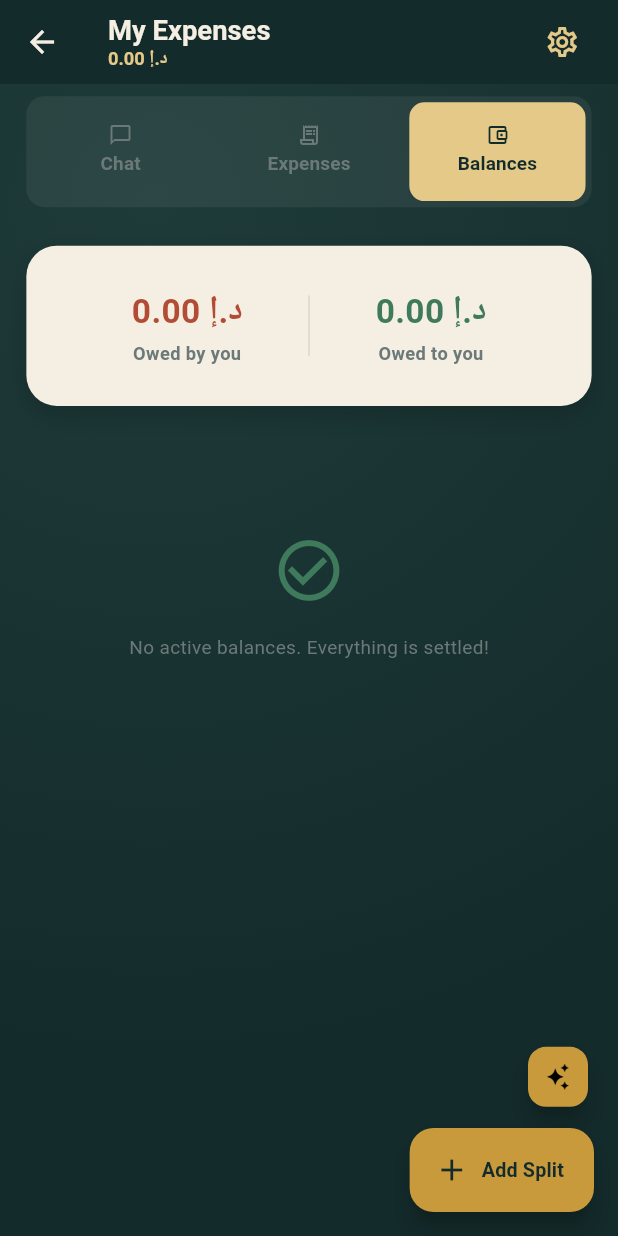
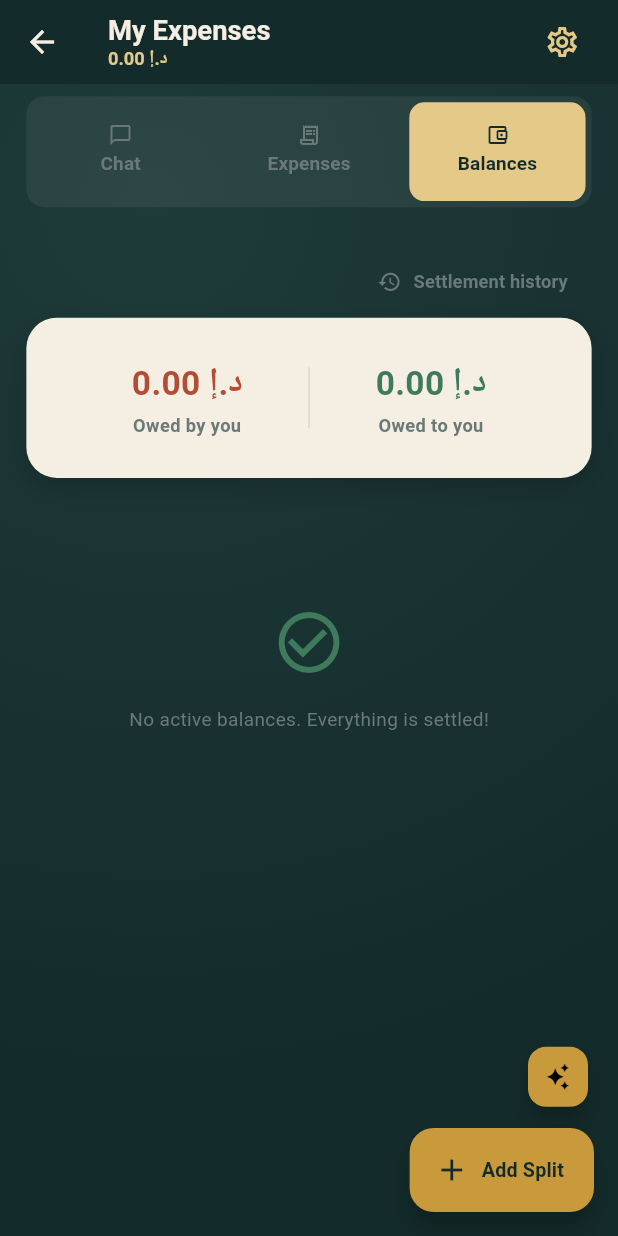
Before and after one commit to Tamil2612/nus_nus, a Flutter app: the GroupDetailScreen screen opened directly, tab 3 chosen, on a phone screen of 412 x 824 dp. Run offline on Flutter 3.47's test engine with Material 3 defaults, Android fonts, the phone set to English and light mode, and no system bars; our stand-ins replace cloud_firestore, cloud_functions, firebase_auth, firebase_core, firebase_messaging, firebase_storage and 2 more; accounts and stored records are empty.

Commit message:
Add settlement history entry point to Balances

```diff
--- a/lib/widgets/balances_tab.dart
+++ b/lib/widgets/balances_tab.dart
@@ -8,6 +8,7 @@ import '../theme/app_theme.dart';
 import '../utils/currency_formatter.dart';
 import 'common_atoms.dart';
 import 'app_loading_overlay.dart';
+import 'settlement_history_sheet.dart';
 
 class BalancesTab extends StatelessWidget {
   const BalancesTab({super.key});
@@ -113,6 +114,18 @@ class BalancesTab extends StatelessWidget {
             child: Column(
               crossAxisAlignment: CrossAxisAlignment.start,
               children: [
+                Align(
+                  alignment: Alignment.centerRight,
+                  child: TextButton.icon(
+                    onPressed: () => SettlementHistorySheet.show(context),
+                    icon: Icon(Icons.history, size: 16.sp, color: AppColors.slate),
+                    label: Text('Settlement history',
+                        style: TextStyle(
+                            fontSize: 12.sp,
+                            fontWeight: FontWeight.w700,
+                            color: AppColors.slate)),
+                  ),
+                ),
                 // Summary Card (Image 1 style)
                 Container(
                   padding: EdgeInsets.all(24.w),
```
